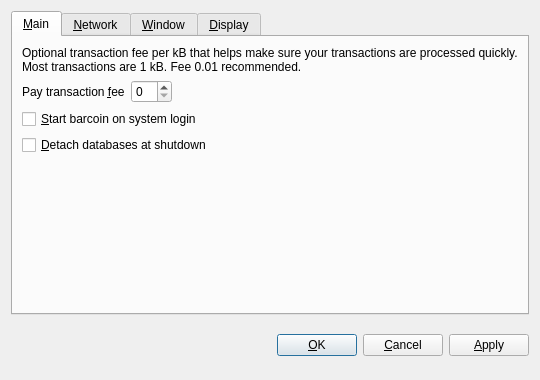
This is src/qt/forms/optionsdialog.ui in UNicIT/WaterCoin as Qt 5 draws it before an edit. The edited form follows.
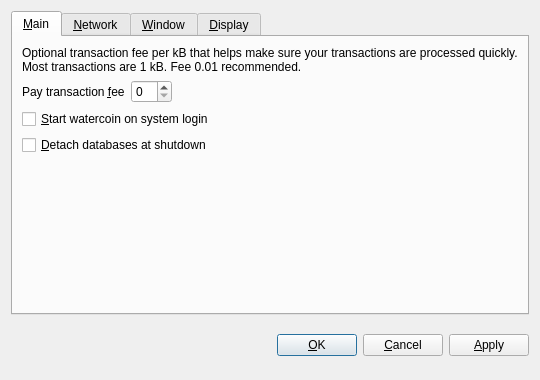
This is the edited form. The open tabs and pages were chosen to show the change. Custom widgets are drawn as their Qt base class.

```diff
--- a/src/qt/forms/optionsdialog.ui
+++ b/src/qt/forms/optionsdialog.ui
@@ -82,7 +82,7 @@
           <string>Automatically start barcoin after logging in to the system.</string>
          </property>
          <property name="text">
-          <string>&amp;Start barcoin on system login</string>
+          <string>&amp;Start watercoin on system login</string>
          </property>
         </widget>
        </item>
```
Left out of the diff: 10 changed lines with no effect on the pictures.
